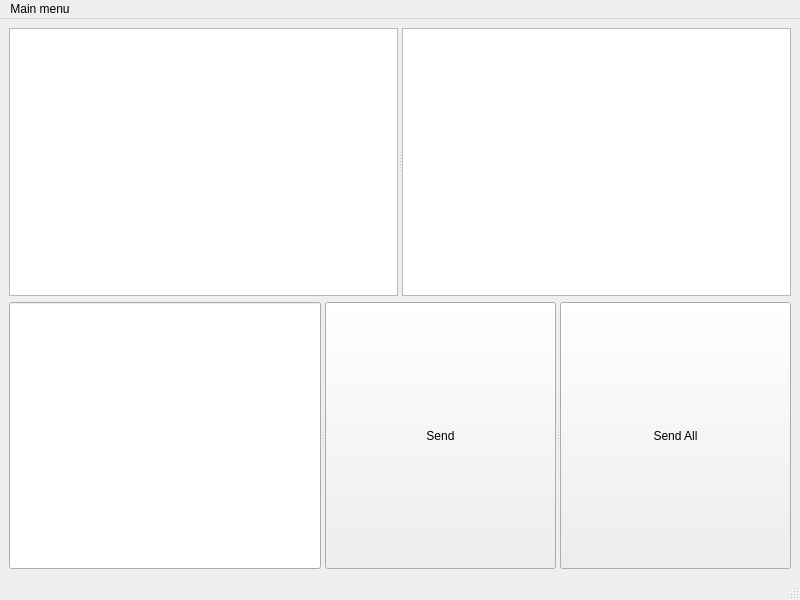
The window that main/clientform.ui (gexadax/QtChatDB) describes before a commit, drawn with Qt 5.
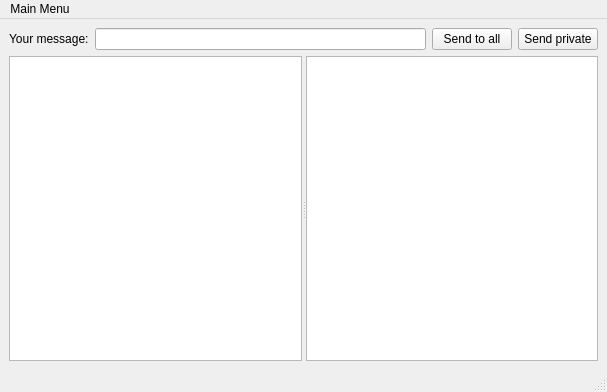
The same window after the commit.

The edit to the form file:
```diff
--- a/main/clientform.ui
+++ b/main/clientform.ui
@@ -6,16 +6,44 @@
    <rect>
     <x>0</x>
     <y>0</y>
-    <width>800</width>
-    <height>600</height>
+    <width>607</width>
+    <height>392</height>
    </rect>
   </property>
   <property name="windowTitle">
    <string>MainWindow</string>
   </property>
   <widget class="QWidget" name="centralwidget">
-   <layout class="QGridLayout" name="gridLayout">
-    <item row="0" column="0">
+   <layout class="QVBoxLayout" name="verticalLayout" stretch="0,1">
+    <item>
+     <layout class="QHBoxLayout" name="horizontalLayout">
+      <item>
+       <widget class="QLabel" name="label">
+        <property name="text">
+         <string>Your message:</string>
+        </property>
+       </widget>
+      </item>
+      <item>
+       <widget class="QLineEdit" name="messageLineEdit"/>
+      </item>
+      <item>
+       <widget class="QPushButton" name="sendMessageButton">
+        <property name="text">
+         <string>Send to all</string>
+        </property>
+       </widget>
+      </item>
+      <item>
+       <widget class="QPushButton" name="privateMessageButton">
+        <property name="text">
+         <string>Send private</string>
+        </property>
+       </widget>
+      </item>
+     </layout>
+    </item>
+    <item>
      <widget class="QSplitter" name="splitter">
       <property name="orientation">
        <enum>Qt::Horizontal</enum>
@@ -24,62 +52,27 @@
       <widget class="QTextBrowser" name="privateChatBrowser"/>
      </widget>
     </item>
-    <item row="1" column="0">
-     <widget class="QSplitter" name="splitter_2">
-      <property name="orientation">
-       <enum>Qt::Horizontal</enum>
-      </property>
-      <widget class="QLineEdit" name="messageLineEdit"/>
-      <widget class="QPushButton" name="sendMessageButton">
-       <property name="sizePolicy">
-        <sizepolicy hsizetype="Fixed" vsizetype="Fixed">
-         <horstretch>0</horstretch>
-         <verstretch>0</verstretch>
-        </sizepolicy>
-       </property>
-       <property name="text">
-        <string>Send</string>
-       </property>
-      </widget>
-      <widget class="QPushButton" name="privateMessageButton">
-       <property name="sizePolicy">
-        <sizepolicy hsizetype="Fixed" vsizetype="Fixed">
-         <horstretch>0</horstretch>
-         <verstretch>0</verstretch>
-        </sizepolicy>
-       </property>
-       <property name="text">
-        <string>Send All</string>
-       </property>
-      </widget>
-     </widget>
-    </item>
    </layout>
   </widget>
+  <widget class="QStatusBar" name="statusbar"/>
   <widget class="QMenuBar" name="menubar">
    <property name="geometry">
     <rect>
      <x>0</x>
      <y>0</y>
-     <width>800</width>
+     <width>607</width>
      <height>21</height>
     </rect>
    </property>
-   <widget class="QMenu" name="menuMain_menu">
+   <widget class="QMenu" name="menuMain_Menu">
     <property name="title">
-     <string>Main menu</string>
+     <string>Main Menu</string>
     </property>
     <addaction name="actionOpen_another_client"/>
     <addaction name="actionClost_this_client"/>
    </widget>
-   <addaction name="menuMain_menu"/>
+   <addaction name="menuMain_Menu"/>
   </widget>
-  <widget class="QStatusBar" name="statusbar"/>
-  <action name="actionClost_this_client">
-   <property name="text">
-    <string>Clost this client</string>
-   </property>
-  </action>
   <action name="actionOpen_another_client">
    <property name="text">
     <string>Open another client</string>
```
Left out of the diff: 13 changed lines with no effect on the pictures.
